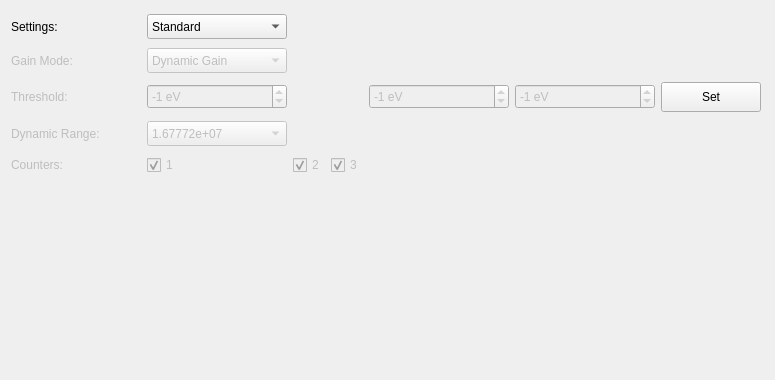
First picture: the form in slsDetectorGui/forms/form_tab_settings.ui, repository slsdetectorgroup/slsDetectorPackage, before the edit.
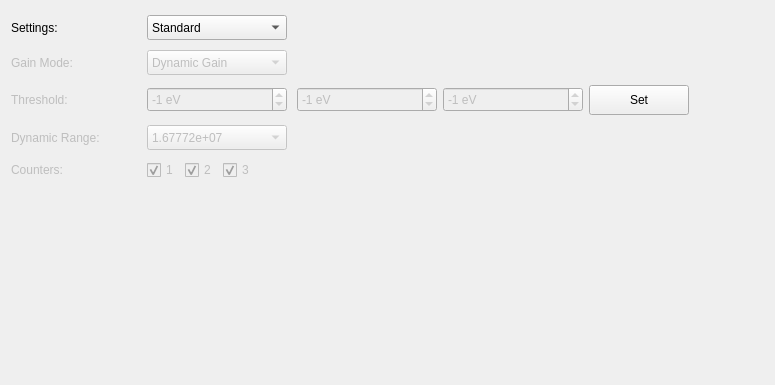
Second picture: the form after the edit. Icons and pictures are not drawn.

Commit message: fixed m3 virtual data, and fixed counters in gui asthetics

What changed in the file:
```diff
--- a/slsDetectorGui/forms/form_tab_settings.ui
+++ b/slsDetectorGui/forms/form_tab_settings.ui
@@ -7,7 +7,7 @@
     <x>0</x>
     <y>0</y>
     <width>775</width>
-    <height>380</height>
+    <height>385</height>
    </rect>
   </property>
   <property name="sizePolicy">
@@ -32,22 +32,25 @@
    <string>Form</string>
   </property>
   <layout class="QGridLayout" name="gridLayout_2">
-   <item row="4" column="3">
-    <widget class="QCheckBox" name="chkCounter2">
+   <item row="2" column="0">
+    <widget class="QLabel" name="lblThreshold">
      <property name="enabled">
       <bool>false</bool>
      </property>
+     <property name="minimumSize">
+      <size>
+       <width>110</width>
+       <height>0</height>
+      </size>
+     </property>
      <property name="maximumSize">
       <size>
-       <width>50</width>
+       <width>110</width>
        <height>16777215</height>
       </size>
      </property>
      <property name="text">
-      <string>2</string>
-     </property>
-     <property name="checked">
-      <bool>true</bool>
+      <string>Threshold:</string>
      </property>
     </widget>
    </item>
@@ -70,237 +73,22 @@
      </property>
     </widget>
    </item>
-   <item row="3" column="2" colspan="3">
-    <widget class="QComboBox" name="comboDynamicRange">
-     <property name="enabled">
-      <bool>false</bool>
-     </property>
-     <property name="minimumSize">
-      <size>
-       <width>140</width>
-       <height>25</height>
-      </size>
-     </property>
-     <property name="maximumSize">
-      <size>
-       <width>140</width>
-       <height>16777215</height>
-      </size>
-     </property>
-     <item>
-      <property name="text">
-       <string>1.67772e+07</string>
-      </property>
-     </item>
-     <item>
-      <property name="text">
-       <string>65535</string>
-      </property>
-     </item>
-     <item>
-      <property name="text">
-       <string>4095</string>
-      </property>
-     </item>
-     <item>
-      <property name="text">
-       <string>255</string>
-      </property>
-     </item>
-     <item>
-      <property name="text">
-       <string>7</string>
-      </property>
-     </item>
-    </widget>
-   </item>
-   <item row="2" column="2" colspan="3">
-    <widget class="QSpinBox" name="spinThreshold">
-     <property name="enabled">
-      <bool>false</bool>
-     </property>
-     <property name="minimumSize">
-      <size>
-       <width>140</width>
-       <height>25</height>
-      </size>
-     </property>
-     <property name="maximumSize">
-      <size>
-       <width>140</width>
-       <height>16777215</height>
-      </size>
-     </property>
-     <property name="keyboardTracking">
-      <bool>false</bool>
-     </property>
-     <property name="suffix">
-      <string> eV</string>
-     </property>
-     <property name="minimum">
-      <number>-100000</number>
-     </property>
-     <property name="maximum">
-      <number>100000</number>
-     </property>
-     <property name="singleStep">
-      <number>100</number>
-     </property>
-     <property name="value">
-      <number>-1</number>
-     </property>
-    </widget>
-   </item>
-   <item row="2" column="6">
-    <widget class="QSpinBox" name="spinThreshold3">
-     <property name="enabled">
-      <bool>false</bool>
-     </property>
-     <property name="minimumSize">
-      <size>
-       <width>140</width>
-       <height>25</height>
-      </size>
-     </property>
-     <property name="maximumSize">
-      <size>
-       <width>140</width>
-       <height>16777215</height>
-      </size>
-     </property>
-     <property name="keyboardTracking">
-      <bool>false</bool>
-     </property>
-     <property name="suffix">
-      <string> eV</string>
-     </property>
-     <property name="minimum">
-      <number>-100000</number>
-     </property>
-     <property name="maximum">
-      <number>100000</number>
-     </property>
-     <property name="singleStep">
-      <number>100</number>
-     </property>
-     <property name="value">
-      <number>-1</number>
-     </property>
-    </widget>
-   </item>
-   <item row="3" column="0">
-    <widget class="QLabel" name="lblDynamicRange">
-     <property name="enabled">
-      <bool>false</bool>
-     </property>
-     <property name="minimumSize">
-      <size>
-       <width>110</width>
-       <height>0</height>
-      </size>
-     </property>
-     <property name="maximumSize">
-      <size>
-       <width>110</width>
-       <height>16777215</height>
-      </size>
-     </property>
-     <property name="text">
-      <string>Dynamic Range:</string>
-     </property>
-    </widget>
-   </item>
-   <item row="5" column="2">
-    <spacer name="verticalSpacer">
+   <item row="2" column="14">
+    <spacer name="horizontalSpacer_2">
      <property name="orientation">
-      <enum>Qt::Vertical</enum>
+      <enum>Qt::Horizontal</enum>
      </property>
      <property name="sizeType">
-      <enum>QSizePolicy::Fixed</enum>
+      <enum>QSizePolicy::Expanding</enum>
      </property>
      <property name="sizeHint" stdset="0">
       <size>
        <width>20</width>
-       <height>190</height>
+       <height>20</height>
       </size>
      </property>
     </spacer>
    </item>
-   <item row="2" column="8">
-    <widget class="QPushButton" name="btnSetThreshold">
-     <property name="enabled">
-      <bool>true</bool>
-     </property>
-     <property name="sizePolicy">
-      <sizepolicy hsizetype="Fixed" vsizetype="Preferred">
-       <horstretch>0</horstretch>
-       <verstretch>0</verstretch>
-      </sizepolicy>
-     </property>
-     <property name="minimumSize">
-      <size>
-       <width>100</width>
-       <height>30</height>
-      </size>
-     </property>
-     <property name="maximumSize">
-      <size>
-       <width>16777215</width>
-       <height>30</height>
-      </size>
-     </property>
-     <property name="palette">
-      <palette>
-       <active>
-        <colorrole role="Shadow">
-         <brush brushstyle="SolidPattern">
-          <color alpha="255">
-           <red>20</red>
-           <green>20</green>
-           <blue>20</blue>
-          </color>
-         </brush>
-        </colorrole>
-       </active>
-       <inactive>
-        <colorrole role="Shadow">
-         <brush brushstyle="SolidPattern">
-          <color alpha="255">
-           <red>20</red>
-           <green>20</green>
-           <blue>20</blue>
-          </color>
-         </brush>
-        </colorrole>
-       </inactive>
-       <disabled>
-        <colorrole role="Shadow">
-         <brush brushstyle="SolidPattern">
-          <color alpha="255">
-           <red>20</red>
-           <green>20</green>
-           <blue>20</blue>
-          </color>
-         </brush>
-        </colorrole>
-       </disabled>
-      </palette>
-     </property>
-     <property name="focusPolicy">
-      <enum>Qt::TabFocus</enum>
-     </property>
-     <property name="text">
-      <string>Set</string>
-     </property>
-     <property name="icon">
-      <iconset resource="../include/icons.qrc">
-       <normaloff>:/icons/images/rightArrow.png</normaloff>:/icons/images/rightArrow.png</iconset>
-     </property>
-     <property name="flat">
-      <bool>false</bool>
-     </property>
-    </widget>
-   </item>
    <item row="0" column="0">
     <widget class="QLabel" name="lblSettings">
      <property name="enabled">
@@ -323,119 +111,6 @@
      </property>
     </widget>
    </item>
-   <item row="0" column="1">
-    <spacer name="horizontalSpacer">
-     <property name="orientation">
-      <enum>Qt::Horizontal</enum>
-     </property>
-     <property name="sizeType">
-      <enum>QSizePolicy::Fixed</enum>
-     </property>
-     <property name="sizeHint" stdset="0">
-      <size>
-       <width>20</width>
-       <height>20</height>
-      </size>
-     </property>
-    </spacer>
-   </item>
-   <item row="2" column="0">
-    <widget class="QLabel" name="lblThreshold">
-     <property name="enabled">
-      <bool>false</bool>
-     </property>
-     <property name="minimumSize">
-      <size>
-       <width>110</width>
-       <height>0</height>
-      </size>
-     </property>
-     <property name="maximumSize">
-      <size>
-       <width>110</width>
-       <height>16777215</height>
-      </size>
-     </property>
-     <property name="text">
-      <string>Threshold:</string>
-     </property>
-    </widget>
-   </item>
-   <item row="2" column="5">
-    <widget class="QSpinBox" name="spinThreshold2">
-     <property name="enabled">
-      <bool>false</bool>
-     </property>
-     <property name="minimumSize">
-      <size>
-       <width>140</width>
-       <height>25</height>
-      </size>
-     </property>
-     <property name="maximumSize">
-      <size>
-       <width>140</width>
-       <height>16777215</height>
-      </size>
-     </property>
-     <property name="keyboardTracking">
-      <bool>false</bool>
-     </property>
-     <property name="suffix">
-      <string> eV</string>
-     </property>
-     <property name="minimum">
-      <number>-100000</number>
-     </property>
-     <property name="maximum">
-      <number>100000</number>
-     </property>
-     <property name="singleStep">
-      <number>100</number>
-     </property>
-     <property name="value">
-      <number>-1</number>
-     </property>
-    </widget>
-   </item>
-   <item row="2" column="9">
-    <spacer name="horizontalSpacer_2">
-     <property name="orientation">
-      <enum>Qt::Horizontal</enum>
-     </property>
-     <property name="sizeType">
-      <enum>QSizePolicy::Expanding</enum>
-     </property>
-     <property name="sizeHint" stdset="0">
-      <size>
-       <width>20</width>
-       <height>20</height>
-      </size>
-     </property>
-    </spacer>
-   </item>
-   <item row="4" column="0">
-    <widget class="QLabel" name="lblCounter">
-     <property name="enabled">
-      <bool>false</bool>
-     </property>
-     <property name="minimumSize">
-      <size>
-       <width>110</width>
-       <height>0</height>
-      </size>
-     </property>
-     <property name="maximumSize">
-      <size>
-       <width>110</width>
-       <height>16777215</height>
-      </size>
-     </property>
-     <property name="text">
-      <string>Counters:</string>
-     </property>
-    </widget>
-   </item>
    <item row="4" column="2">
     <widget class="QCheckBox" name="chkCounter1">
      <property name="enabled">
@@ -455,7 +130,7 @@
      </property>
     </widget>
    </item>
-   <item row="0" column="2" colspan="3">
+   <item row="0" column="2" colspan="9">
     <widget class="QComboBox" name="comboSettings">
      <property name="enabled">
       <bool>true</bool>
@@ -594,6 +269,268 @@
      </item>
     </widget>
    </item>
+   <item row="2" column="11">
+    <widget class="QSpinBox" name="spinThreshold2">
+     <property name="enabled">
+      <bool>false</bool>
+     </property>
+     <property name="minimumSize">
+      <size>
+       <width>140</width>
+       <height>25</height>
+      </size>
+     </property>
+     <property name="maximumSize">
+      <size>
+       <width>140</width>
+       <height>16777215</height>
+      </size>
+     </property>
+     <property name="keyboardTracking">
+      <bool>false</bool>
+     </property>
+     <property name="suffix">
+      <string> eV</string>
+     </property>
+     <property name="minimum">
+      <number>-100000</number>
+     </property>
+     <property name="maximum">
+      <number>100000</number>
+     </property>
+     <property name="singleStep">
+      <number>100</number>
+     </property>
+     <property name="value">
+      <number>-1</number>
+     </property>
+    </widget>
+   </item>
+   <item row="2" column="13">
+    <widget class="QPushButton" name="btnSetThreshold">
+     <property name="enabled">
+      <bool>true</bool>
+     </property>
+     <property name="sizePolicy">
+      <sizepolicy hsizetype="Fixed" vsizetype="Preferred">
+       <horstretch>0</horstretch>
+       <verstretch>0</verstretch>
+      </sizepolicy>
+     </property>
+     <property name="minimumSize">
+      <size>
+       <width>100</width>
+       <height>30</height>
+      </size>
+     </property>
+     <property name="maximumSize">
+      <size>
+       <width>16777215</width>
+       <height>30</height>
+      </size>
+     </property>
+     <property name="palette">
+      <palette>
+       <active>
+        <colorrole role="Shadow">
+         <brush brushstyle="SolidPattern">
+          <color alpha="255">
+           <red>20</red>
+           <green>20</green>
+           <blue>20</blue>
+          </color>
+         </brush>
+        </colorrole>
+       </active>
+       <inactive>
+        <colorrole role="Shadow">
+         <brush brushstyle="SolidPattern">
+          <color alpha="255">
+           <red>20</red>
+           <green>20</green>
+           <blue>20</blue>
+          </color>
+         </brush>
+        </colorrole>
+       </inactive>
+       <disabled>
+        <colorrole role="Shadow">
+         <brush brushstyle="SolidPattern">
+          <color alpha="255">
+           <red>20</red>
+           <green>20</green>
+           <blue>20</blue>
+          </color>
+         </brush>
+        </colorrole>
+       </disabled>
+      </palette>
+     </property>
+     <property name="focusPolicy">
+      <enum>Qt::TabFocus</enum>
+     </property>
+     <property name="text">
+      <string>Set</string>
+     </property>
+     <property name="icon">
+      <iconset resource="../include/icons.qrc">
+       <normaloff>:/icons/images/rightArrow.png</normaloff>:/icons/images/rightArrow.png</iconset>
+     </property>
+     <property name="flat">
+      <bool>false</bool>
+     </property>
+    </widget>
+   </item>
+   <item row="0" column="1">
+    <spacer name="horizontalSpacer">
+     <property name="orientation">
+      <enum>Qt::Horizontal</enum>
+     </property>
+     <property name="sizeType">
+      <enum>QSizePolicy::Fixed</enum>
+     </property>
+     <property name="sizeHint" stdset="0">
+      <size>
+       <width>20</width>
+       <height>20</height>
+      </size>
+     </property>
+    </spacer>
+   </item>
+   <item row="2" column="12">
+    <widget class="QSpinBox" name="spinThreshold3">
+     <property name="enabled">
+      <bool>false</bool>
+     </property>
+     <property name="minimumSize">
+      <size>
+       <width>140</width>
+       <height>25</height>
+      </size>
+     </property>
+     <property name="maximumSize">
+      <size>
+       <width>140</width>
+       <height>16777215</height>
+      </size>
+     </property>
+     <property name="keyboardTracking">
+      <bool>false</bool>
+     </property>
+     <property name="suffix">
+      <string> eV</string>
+     </property>
+     <property name="minimum">
+      <number>-100000</number>
+     </property>
+     <property name="maximum">
+      <number>100000</number>
+     </property>
+     <property name="singleStep">
+      <number>100</number>
+     </property>
+     <property name="value">
+      <number>-1</number>
+     </property>
+    </widget>
+   </item>
+   <item row="2" column="2" colspan="9">
+    <widget class="QSpinBox" name="spinThreshold">
+     <property name="enabled">
+      <bool>false</bool>
+     </property>
+     <property name="minimumSize">
+      <size>
+       <width>140</width>
+       <height>25</height>
+      </size>
+     </property>
+     <property name="maximumSize">
+      <size>
+       <width>140</width>
+       <height>16777215</height>
+      </size>
+     </property>
+     <property name="keyboardTracking">
+      <bool>false</bool>
+     </property>
+     <property name="suffix">
+      <string> eV</string>
+     </property>
+     <property name="minimum">
+      <number>-100000</number>
+     </property>
+     <property name="maximum">
+      <number>100000</number>
+     </property>
+     <property name="singleStep">
+      <number>100</number>
+     </property>
+     <property name="value">
+      <number>-1</number>
+     </property>
+    </widget>
+   </item>
+   <item row="4" column="0">
+    <widget class="QLabel" name="lblCounter">
+     <property name="enabled">
+      <bool>false</bool>
+     </property>
+     <property name="minimumSize">
+      <size>
+       <width>110</width>
+       <height>0</height>
+      </size>
+     </property>
+     <property name="maximumSize">
+      <size>
+       <width>110</width>
+       <height>16777215</height>
+      </size>
+     </property>
+     <property name="text">
+      <string>Counters:</string>
+     </property>
+    </widget>
+   </item>
+   <item row="3" column="0">
+    <widget class="QLabel" name="lblDynamicRange">
+     <property name="enabled">
+      <bool>false</bool>
+     </property>
+     <property name="minimumSize">
+      <size>
+       <width>110</width>
+       <height>0</height>
+      </size>
+     </property>
+     <property name="maximumSize">
+      <size>
+       <width>110</width>
+       <height>16777215</height>
+      </size>
+     </property>
+     <property name="text">
+      <string>Dynamic Range:</string>
+     </property>
+    </widget>
+   </item>
+   <item row="5" column="2">
+    <spacer name="verticalSpacer">
+     <property name="orientation">
+      <enum>Qt::Vertical</enum>
+     </property>
+     <property name="sizeType">
+      <enum>QSizePolicy::Fixed</enum>
+     </property>
+     <property name="sizeHint" stdset="0">
+      <size>
+       <width>20</width>
+       <height>190</height>
+      </size>
+     </property>
+    </spacer>
+   </item>
    <item row="1" column="0">
     <widget class="QLabel" name="lblGainMode">
      <property name="enabled">
@@ -616,7 +553,70 @@
      </property>
     </widget>
    </item>
-   <item row="1" column="2">
+   <item row="3" column="2" colspan="9">
+    <widget class="QComboBox" name="comboDynamicRange">
+     <property name="enabled">
+      <bool>false</bool>
+     </property>
+     <property name="minimumSize">
+      <size>
+       <width>140</width>
+       <height>25</height>
+      </size>
+     </property>
+     <property name="maximumSize">
+      <size>
+       <width>140</width>
+       <height>16777215</height>
+      </size>
+     </property>
+     <item>
+      <property name="text">
+       <string>1.67772e+07</string>
+      </property>
+     </item>
+     <item>
+      <property name="text">
+       <string>65535</string>
+      </property>
+     </item>
+     <item>
+      <property name="text">
+       <string>4095</string>
+      </property>
+     </item>
+     <item>
+      <property name="text">
+       <string>255</string>
+      </property>
+     </item>
+     <item>
+      <property name="text">
+       <string>7</string>
+      </property>
+     </item>
+    </widget>
+   </item>
+   <item row="4" column="3">
+    <widget class="QCheckBox" name="chkCounter2">
+     <property name="enabled">
+      <bool>false</bool>
+     </property>
+     <property name="maximumSize">
+      <size>
+       <width>50</width>
+       <height>16777215</height>
+      </size>
+     </property>
+     <property name="text">
+      <string>2</string>
+     </property>
+     <property name="checked">
+      <bool>true</bool>
+     </property>
+    </widget>
+   </item>
+   <item row="1" column="2" colspan="9">
     <widget class="QComboBox" name="comboGainMode">
      <property name="enabled">
       <bool>false</bool>
```
The commit also changes 2 other files.
